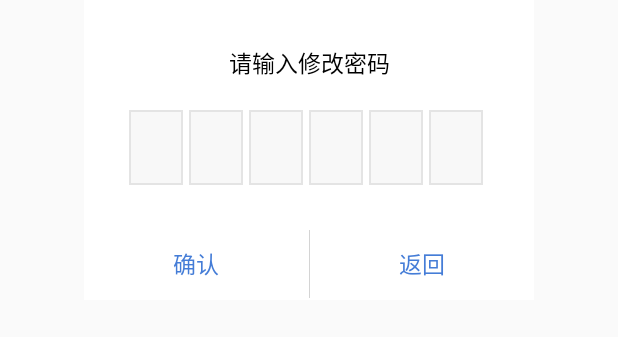
After one commit to qijiuyu/WaterProject, an Android app: the layout pop_pwd.xml on its own in the app's theme, with its tools: preview values and no code run, on a phone screen of 412 x 824 dp. The commit adds this screen. Shown: the top 337 px of the screen. Run offline under Robolectric (Android 15) with nearby library versions, the phone set to English and light mode, and no system bars; Roboto replaces fonts that are not available here.

Commit message:
优化测试

```diff
--- /dev/null
+++ b/app/src/main/res/drawable/scan_share.xml
@@ -0,0 +1,6 @@
+<?xml version="1.0" encoding="utf-8"?>
+<shape xmlns:android="http://schemas.android.com/apk/res/android">
+    <solid android:color="#F8F8F8" />
+    <stroke android:width="1dip" android:color="#E4E4E4" />
+
+</shape>
--- /dev/null
+++ b/app/src/main/res/layout/pop_pwd.xml
@@ -0,0 +1,174 @@
+<?xml version="1.0" encoding="utf-8"?>
+<LinearLayout xmlns:android="http://schemas.android.com/apk/res/android"
+    android:layout_width="match_parent"
+    android:layout_height="match_parent"
+    android:orientation="vertical">
+
+
+    <LinearLayout
+        android:layout_width="300dp"
+        android:layout_height="200dp"
+        android:orientation="vertical"
+        android:layout_gravity="center"
+        android:background="@android:color/white">
+
+        <TextView
+            android:layout_width="match_parent"
+            android:layout_height="wrap_content"
+            android:text="请输入修改密码"
+            android:textSize="15sp"
+            android:textColor="@android:color/black"
+            android:gravity="center"
+            android:layout_marginTop="30dp"/>
+
+        <RelativeLayout
+            android:layout_width="match_parent"
+            android:layout_height="wrap_content"
+            android:layout_marginLeft="30dp"
+            android:layout_marginRight="30dp"
+            android:layout_marginTop="20dp">
+
+            <LinearLayout
+                android:id="@+id/layout"
+                android:layout_width="fill_parent"
+                android:layout_height="50dp"
+                android:orientation="horizontal">
+
+                <TextView
+                    android:id="@+id/t1"
+                    android:layout_width="fill_parent"
+                    android:layout_height="match_parent"
+                    android:layout_marginRight="4dp"
+                    android:layout_weight="1"
+                    android:background="@drawable/scan_share"
+                    android:gravity="center"
+                    android:maxLines="1"
+                    android:textColor="@android:color/white"
+                    android:textSize="19sp"
+                    android:textStyle="bold" />
+
+                <TextView
+                    android:id="@+id/t2"
+                    android:layout_width="fill_parent"
+                    android:layout_height="match_parent"
+                    android:layout_marginRight="4dp"
+                    android:layout_weight="1"
+                    android:background="@drawable/scan_share"
+                    android:gravity="center"
+                    android:lines="1"
+                    android:maxLines="1"
+                    android:textColor="@android:color/white"
+                    android:textSize="19sp"
+                    android:textStyle="bold" />
+
+                <TextView
+                    android:id="@+id/t3"
+                    android:layout_width="fill_parent"
+                    android:layout_height="match_parent"
+                    android:layout_marginRight="4dp"
+                    android:layout_weight="1"
+                    android:background="@drawable/scan_share"
+                    android:gravity="center"
+                    android:lines="1"
+                    android:maxLines="1"
+                    android:textColor="@android:color/white"
+                    android:textSize="19sp"
+                    android:textStyle="bold" />
+
+                <TextView
+                    android:id="@+id/t4"
+                    android:layout_width="fill_parent"
+                    android:layout_height="match_parent"
+                    android:layout_marginRight="4dp"
+                    android:layout_weight="1"
+                    android:background="@drawable/scan_share"
+                    android:gravity="center"
+                    android:lines="1"
+                    android:maxLines="1"
+                    android:textColor="@android:color/white"
+                    android:textSize="19sp"
+                    android:textStyle="bold" />
+
+                <TextView
+                    android:id="@+id/t5"
+                    android:layout_width="fill_parent"
+                    android:layout_height="match_parent"
+                    android:layout_marginRight="4dp"
+                    android:layout_weight="1"
+                    android:background="@drawable/scan_share"
+                    android:gravity="center"
+                    android:lines="1"
+                    android:maxLines="1"
+                    android:textColor="@android:color/white"
+                    android:textSize="19sp"
+                    android:textStyle="bold" />
+
+                <TextView
+                    android:id="@+id/t6"
+                    android:layout_width="fill_parent"
+                    android:layout_height="match_parent"
+                    android:layout_marginRight="4dp"
+                    android:layout_weight="1"
+                    android:background="@drawable/scan_share"
+                    android:gravity="center"
+                    android:lines="1"
+                    android:maxLines="1"
+                    android:textColor="@android:color/white"
+                    android:textSize="19sp"
+                    android:textStyle="bold" />
+
+            </LinearLayout>
+
+            <EditText
+                android:id="@+id/editHide"
+                android:layout_width="wrap_content"
+                android:layout_height="wrap_content"
+                android:layout_alignBottom="@+id/layout"
+                android:layout_alignLeft="@+id/layout"
+                android:layout_alignRight="@+id/layout"
+                android:layout_alignTop="@+id/layout"
+                android:layout_weight="1"
+                android:background="#00000000"
+                android:cursorVisible="false"
+                android:ems="10"
+                android:maxLength="6"
+                android:phoneNumber="true"
+                android:textColor="#00000000" />
+
+        </RelativeLayout>
+
+
+        <LinearLayout
+            android:layout_width="match_parent"
+            android:layout_height="45dp"
+            android:layout_marginTop="30dp"
+            android:orientation="horizontal">
+
+            <TextView android:id="@+id/tv_confirm"
+                android:layout_width="match_parent"
+                android:layout_height="match_parent"
+                android:layout_weight="1"
+                android:text="确认"
+                android:textSize="15sp"
+                android:textColor="@color/color_1fc37f"
+                android:gravity="center"/>
+
+            <View android:id="@+id/view"
+                android:layout_width="0.5dp"
+                android:layout_height="match_parent"
+                android:background="#D4D4D4"/>
+
+            <TextView android:id="@+id/tv_cancle"
+                android:layout_width="match_parent"
+                android:layout_height="match_parent"
+                android:layout_weight="1"
+                android:text="返回"
+                android:textSize="15sp"
+                android:textColor="@color/color_1fc37f"
+                android:gravity="center"/>
+
+        </LinearLayout>
+
+    </LinearLayout>
+
+</LinearLayout>
--- a/app/src/main/res/values/colors.xml
+++ b/app/src/main/res/values/colors.xml
@@ -14,6 +14,7 @@
     <item name="gray_holo_dark" type="color">#ff464646</item>
     <item name="gray_holo_light" type="color">#ffd0d0d0</item>
     <color name="color_F0F0F0">#F0F0F0</color>
+    <color name="color_EC191B">#EC191B</color>
     <!-- 半透明 -->
     <color name="half_transparent">#b0000000</color>
 </resources>
```
Also changed, not shown: app/src/main/java/com/water/project/activity/NetSettingActivity.java (+90 -3 lines), app/src/main/java/com/water/project/activity/SettingActivity.java (+15 -4 lines).
